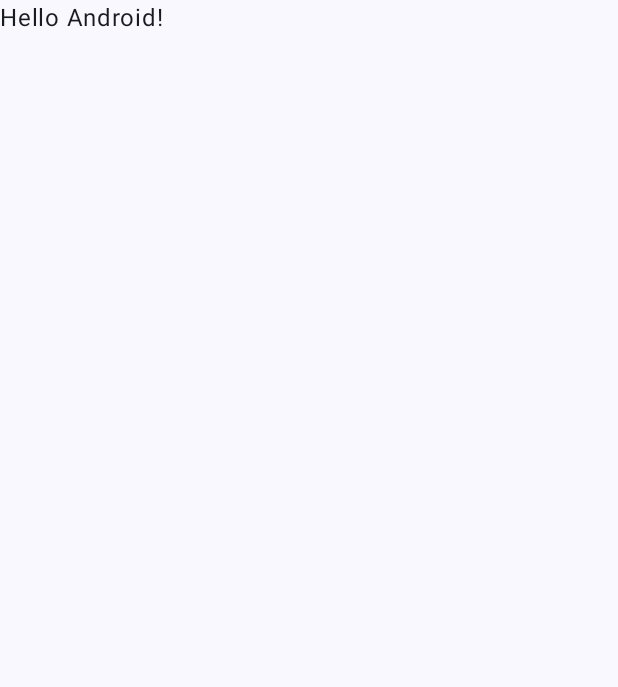
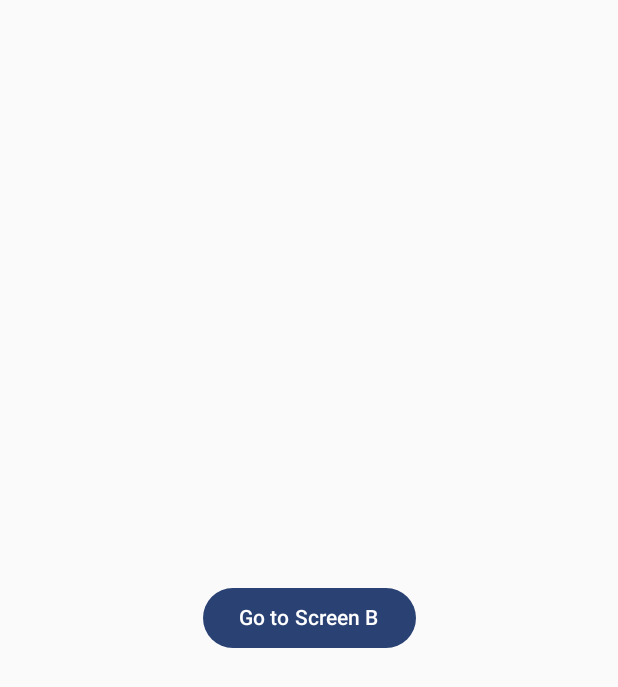
Before and after one commit to ahmeddwalid/Finjan, an Android app built with Jetpack Compose: the screen it shows after launch (MainActivity), on a phone screen of 412 x 824 dp. Before the commit the part shown is almost empty. Shown: the top 687 px of the screen. Run offline under Robolectric (Android 15) with nearby library versions, the phone set to English and light mode, and no system bars.

Commit message:
Implemented typesafe navigation

```diff
--- a/app/src/main/java/com/example/finjan/MainActivity.kt
+++ b/app/src/main/java/com/example/finjan/MainActivity.kt
@@ -4,14 +4,23 @@ import android.os.Bundle
 import androidx.activity.ComponentActivity
 import androidx.activity.compose.setContent
 import androidx.activity.enableEdgeToEdge
+import androidx.compose.foundation.layout.Arrangement
+import androidx.compose.foundation.layout.Column
 import androidx.compose.foundation.layout.fillMaxSize
 import androidx.compose.foundation.layout.padding
+import androidx.compose.material3.Button
 import androidx.compose.material3.Scaffold
 import androidx.compose.material3.Text
 import androidx.compose.runtime.Composable
+import androidx.compose.ui.Alignment
 import androidx.compose.ui.Modifier
 import androidx.compose.ui.tooling.preview.Preview
+import androidx.navigation.compose.NavHost
+import androidx.navigation.compose.composable
+import androidx.navigation.compose.rememberNavController
+import androidx.navigation.toRoute
 import com.example.finjan.ui.theme.FinjanTheme
+import kotlinx.serialization.Serializable
 
 class MainActivity : ComponentActivity() {
     override fun onCreate(savedInstanceState: Bundle?) {
@@ -19,29 +28,48 @@ class MainActivity : ComponentActivity() {
         enableEdgeToEdge()
         setContent {
             FinjanTheme {
-                Scaffold(modifier = Modifier.fillMaxSize()) { innerPadding ->
-                    Greeting(
-                        name = "Android",
-                        modifier = Modifier.padding(innerPadding)
-                    )
+                val navController = rememberNavController()
+                NavHost(
+                    navController = navController,
+                    startDestination = ScreenA
+                ) {
+                    composable<ScreenA> {
+                        Column (
+                            modifier = Modifier.fillMaxSize(),
+                            verticalArrangement = Arrangement.Center,
+                            horizontalAlignment = Alignment.CenterHorizontally
+                        ) {
+                            Button(onClick = {
+                                navController.navigate(ScreenB(
+                                    name = "Ahmed",
+                                    age = 20
+                                ))
+                            }) {
+                                Text(text = "Go to Screen B")
+                            }
+                        }
+                    }
+                    composable<ScreenB> {
+                        val args = it.toRoute<ScreenB>()
+                        Column (
+                            modifier = Modifier.fillMaxSize(),
+                            verticalArrangement = Arrangement.Center,
+                            horizontalAlignment = Alignment.CenterHorizontally
+                        ) {
+                            Text(text = "${args.name}, ${args.age} years old")
+                        }
+                    }
                 }
             }
         }
     }
 }
 
-@Composable
-fun Greeting(name: String, modifier: Modifier = Modifier) {
-    Text(
-        text = "Hello $name!",
-        modifier = modifier
-    )
-}
+@Serializable
+object ScreenA
 
-@Preview(showBackground = true)
-@Composable
-fun GreetingPreview() {
-    FinjanTheme {
-        Greeting("Android")
-    }
-}
+@Serializable
+data class ScreenB (
+    val name: String?,
+    val age: Int
+)
```
